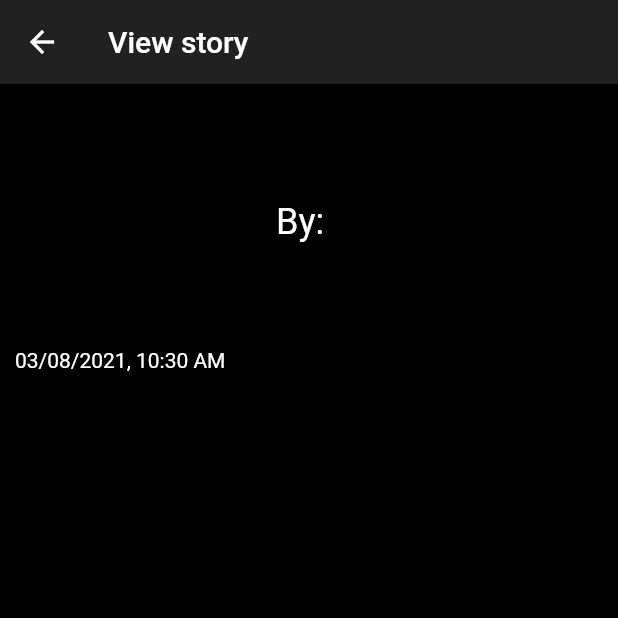
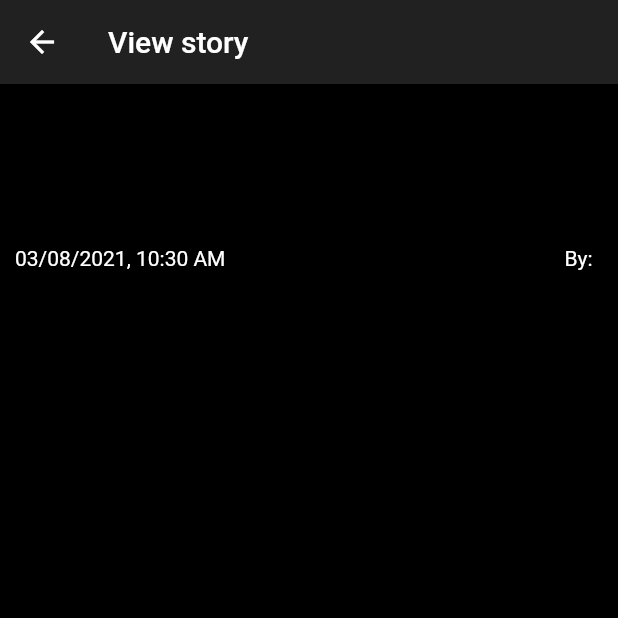
Before and after one commit to DavidTarrab/Decameron, a Flutter app: the StoryPage screen opened directly with empty values, on a phone screen of 412 x 824 dp, the top half of it. Run offline on Flutter 3.47's test engine with Material 2 defaults, Android fonts, the phone set to English and light mode, and no system bars; our stand-ins replace cloud_firestore, file_picker, firebase_auth, firebase_core, firebase_storage, video_player; accounts and stored records are empty; network calls fail; statements that could not run were skipped; project files that could hold a hidden picture were left out.

Commit message:
Cleaned up StoryPage

```diff
--- a/lib/src/pages/story.dart
+++ b/lib/src/pages/story.dart
@@ -125,24 +125,17 @@ class StoryPageState extends State<StoryPage> {
 							style: Theme.of(context).textTheme.headline3
 								.copyWith(fontFamily: "Spectral", fontWeight: FontWeight.w800)
 						),
-						Center(
-							child: Text(
-								"By: ${widget.story.author}",
-								style: Theme.of(context).textTheme.headline5,
-							)
-						),
-						const SizedBox(height: 20),
-						Text(
-							widget.story.firstSentence,
-							textAlign: TextAlign.center,
-							style: Theme.of(context).textTheme.headline4
-								.copyWith(color: Colors.lightBlue [700]),
-						),
-						const SizedBox(height: 10),
+						const SizedBox(height: 30),
 						if (widget.story.hasVideo)
 							VideoPlayer(controller),
-						Text(formatDateTime(context, widget.story.createdAt)),
-						const SizedBox(height: 10),
+						Row(
+							mainAxisAlignment: MainAxisAlignment.spaceBetween,
+							children: [
+								Text(formatDateTime(context, widget.story.createdAt)),
+								Text("By: ${widget.story.author}"),
+							]
+						),
+						const SizedBox(height: 50),
 						if (widget.story.hasVideo) Align(
 							alignment: Alignment.centerLeft,
 							child: TextButton(
```
